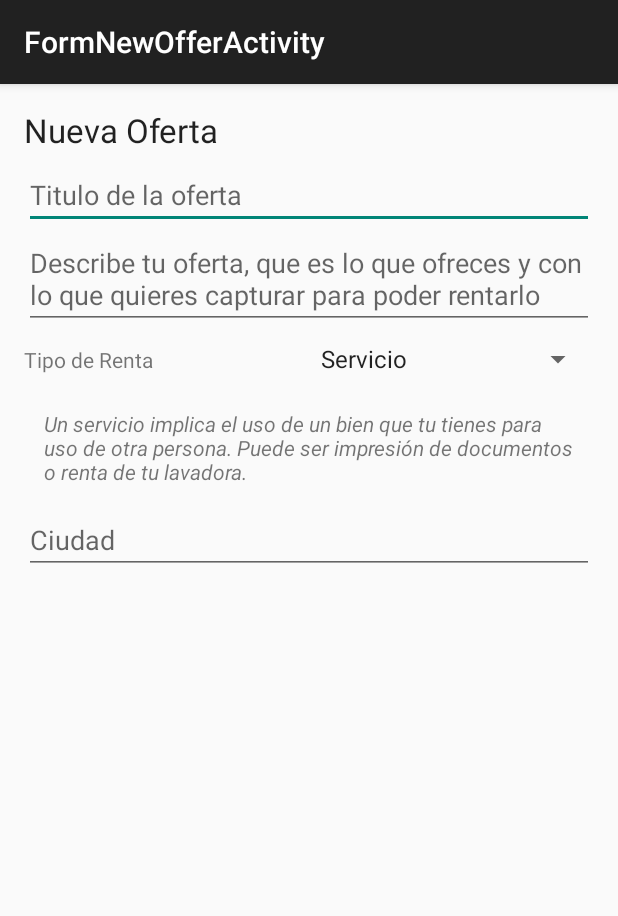
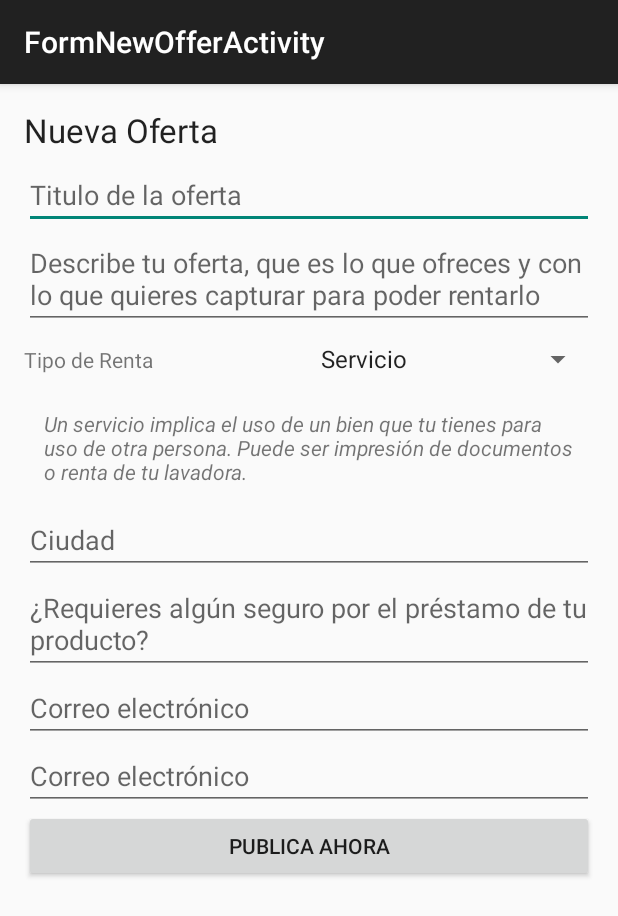
Before and after one commit to ozkarram/gear_me_up, an Android app: the screen it shows after launch (FormNewOfferActivity), on a phone screen of 412 x 824 dp. Shown: the top 916 px of the screen. Run offline under Robolectric (Android 15) with nearby library versions, the phone set to English and light mode, and no system bars.

Commit message:
formulario 50

```diff
--- a/app/src/main/res/layout/activity_form_new_offer.xml
+++ b/app/src/main/res/layout/activity_form_new_offer.xml
@@ -77,6 +77,38 @@
                 android:hint="@string/form_city_offer"
                 android:layout_gravity="center_horizontal" />
 
+            <EditText
+                android:layout_width="match_parent"
+                android:layout_height="wrap_content"
+                android:paddingTop="@dimen/padding_top_edittext_from"
+                android:id="@+id/editText_form_assurance"
+                android:hint="@string/form_assurance_text"
+                android:layout_gravity="center_horizontal" />
+
+            <EditText
+                android:layout_width="match_parent"
+                android:layout_height="wrap_content"
+                android:paddingTop="@dimen/padding_top_edittext_from"
+                android:id="@+id/editText_form_email"
+                android:inputType="textEmailAddress"
+                android:hint="@string/form_email_text"
+                android:layout_gravity="center_horizontal" />
+
+            <EditText
+                android:layout_width="match_parent"
+                android:layout_height="wrap_content"
+                android:paddingTop="@dimen/padding_top_edittext_from"
+                android:id="@+id/editText_form_phone"
+                android:inputType="phone"
+                android:hint="@string/form_email_text"
+                android:layout_gravity="center_horizontal" />
+
+            <Button
+                android:layout_width="match_parent"
+                android:layout_height="wrap_content"
+                android:text="Publica ahora"/>
+
+
         </LinearLayout>
         </ScrollView>
 
--- a/app/src/main/res/values/strings.xml
+++ b/app/src/main/res/values/strings.xml
@@ -19,5 +19,7 @@
     <string name="form_desc_service">"Un servicio implica el uso de un bien que tu tienes para uso de otra persona. Puede ser impresión de documentos o renta de tu lavadora."</string>
     <string name="form_desc_product">"Un producto implica el traspaso del bien por un determinado tiempo y con ciertas condiciones. Si lo deseas, puedes establecer ciertos seguros para usar este tipo de renta."</string>
     <string name="form_city_offer">Ciudad</string>
+    <string name="form_assurance_text">¿Requieres algún seguro por el préstamo de tu producto?</string>
+    <string name="form_email_text">Correo electrónico</string>
 
 </resources>
```
